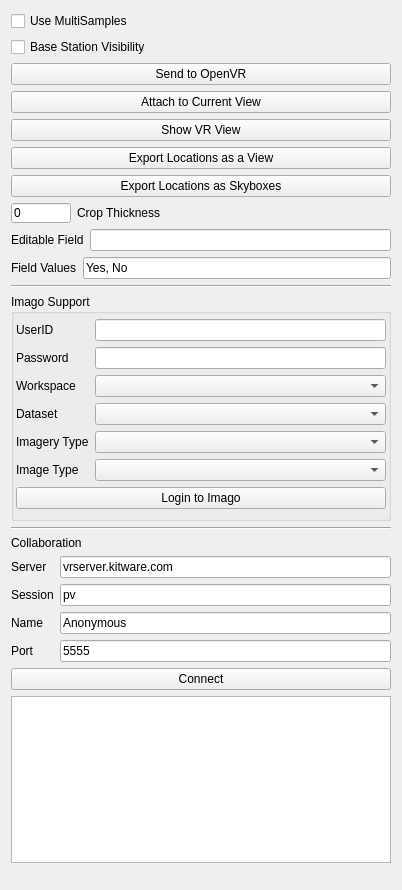
Kitware/ParaView, file Plugins/OpenVR/Plugin/pqOpenVRDockPanel.ui: the form before one commit.
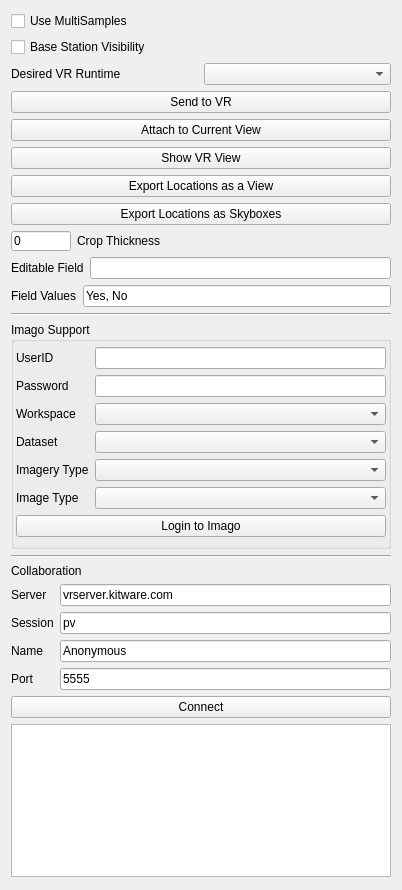
The form after the commit.

Patch:
```diff
--- a/Plugins/OpenVR/Plugin/pqOpenVRDockPanel.ui
+++ b/Plugins/OpenVR/Plugin/pqOpenVRDockPanel.ui
@@ -58,10 +58,34 @@
         </property>
        </widget>
       </item>
+      <item>
+       <layout class="QHBoxLayout" name="horizontalLayoutVRBackend">
+        <item>
+         <widget class="QLabel" name="sendToOpenVRLabel">
+          <property name="sizePolicy">
+           <sizepolicy hsizetype="Preferred" vsizetype="Fixed">
+            <horstretch>0</horstretch>
+            <verstretch>0</verstretch>
+           </sizepolicy>
+          </property>
+          <property name="text">
+           <string>Desired VR Runtime</string>
+          </property>
+         </widget>
+        </item>
+        <item>
+         <widget class="QComboBox" name="chooseBackendCombo">
+          <property name="toolTip">
+           <string>"When sending to VR, both OpenVR and OpenXR runtimes are available.  This option determines which should be used."</string>
+          </property>
+         </widget>
+        </item>
+       </layout>
+      </item>
       <item>
        <widget class="QPushButton" name="sendToOpenVRButton">
         <property name="text">
-         <string>Send to OpenVR</string>
+         <string>Send to VR</string>
         </property>
        </widget>
       </item>
```
